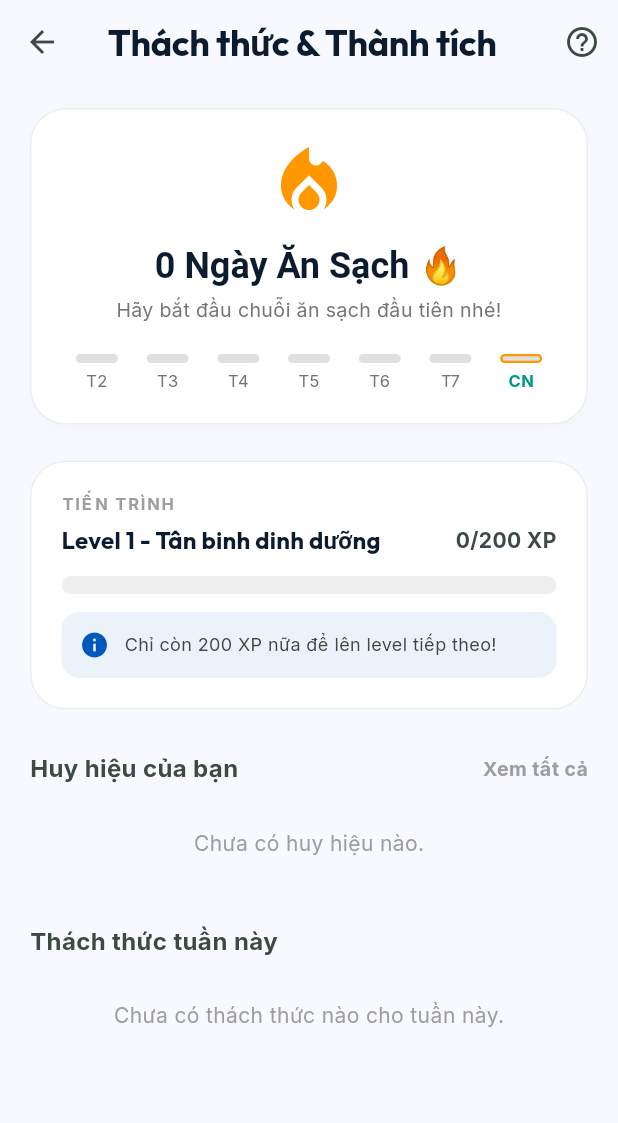
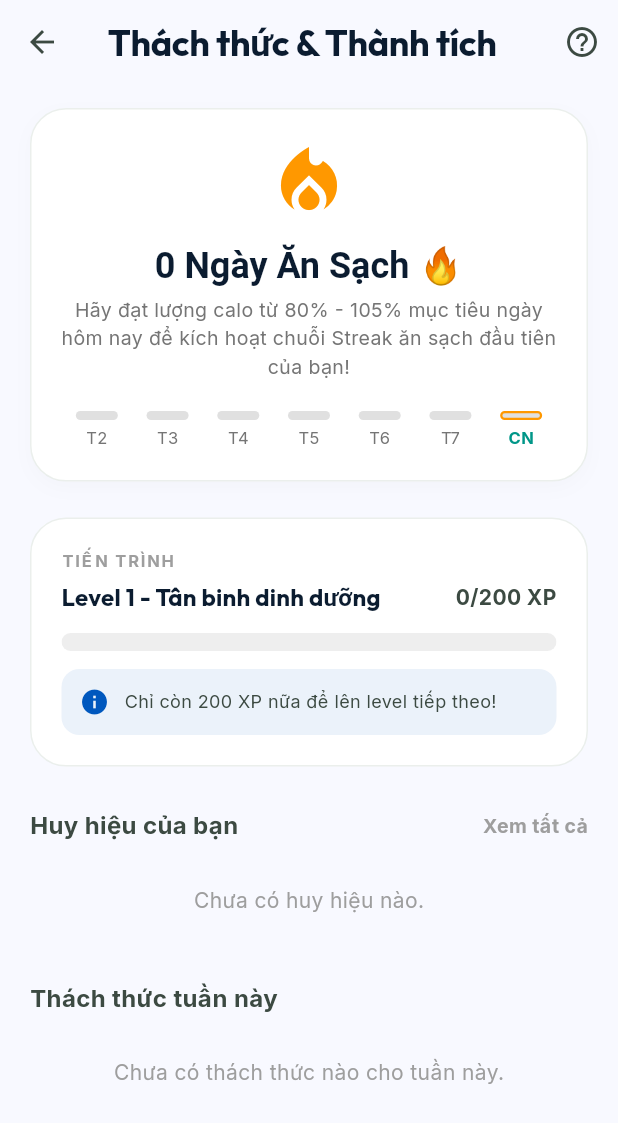
Before and after one commit to tyanzuq2811/SmartBite, a Flutter app: the StatsChallengesScreen screen opened directly, on a phone screen of 412 x 824 dp. Shown: the top 1123 px of the screen. Run offline on Flutter 3.47's test engine with Material 3 defaults, Android fonts, the phone set to English and light mode, and no system bars; our stand-ins replace cloud_firestore, connectivity_plus, equatable, firebase_auth, firebase_core, flutter_bloc and 10 more; missing offline and left inert: google_mlkit_image_labeling, tflite_flutter; accounts and stored records are empty; project files that could hold a hidden picture were left out.

Commit message:
fix: resolve weekly streak calendar day order and improve streak retention sub-message

```diff
--- a/lib/presentation/stats/stats_challenges_screen.dart
+++ b/lib/presentation/stats/stats_challenges_screen.dart
@@ -309,12 +309,17 @@ class _StatsChallengesScreenState extends State<StatsChallengesScreen> {
                   const SizedBox(height: 4),
                   Text(
                     stats.streak > 0
-                        ? (Localizations.localeOf(context).languageCode == 'vi' ? 'Bạn đang có phong độ tuyệt vời! Tiếp tục duy trì nhé.' : 'You are in great shape! Keep it up.')
-                        : (Localizations.localeOf(context).languageCode == 'vi' ? 'Hãy bắt đầu chuỗi ăn sạch đầu tiên nhé!' : 'Let\'s start your first clean eating streak!'),
+                        ? (Localizations.localeOf(context).languageCode == 'vi'
+                            ? '🔥 Bạn đã duy trì chuỗi ${stats.streak} ngày ăn sạch! Hãy tiếp tục nạp calo đạt mục tiêu hôm nay để bảo vệ chuỗi Streak, tránh bị reset sau 48h.'
+                            : '🔥 You have kept a ${stats.streak}-day streak! Eat within 80%-105% of your target today to protect your streak from resetting after 48h.')
+                        : (Localizations.localeOf(context).languageCode == 'vi'
+                            ? 'Hãy đạt lượng calo từ 80% - 105% mục tiêu ngày hôm nay để kích hoạt chuỗi Streak ăn sạch đầu tiên của bạn!'
+                            : 'Reach 80% - 105% of your target calories today to start your first clean eating streak!'),
                     textAlign: TextAlign.center,
                     style: TextStyle(
-                      color: Colors.grey[600],
+                      color: stats.streak > 0 ? Colors.orange[800] : Colors.grey[600],
                       fontSize: 13,
+                      fontWeight: stats.streak > 0 ? FontWeight.w600 : FontWeight.normal,
                     ),
                   ),
                   const SizedBox(height: 20),
@@ -322,9 +327,10 @@ class _StatsChallengesScreenState extends State<StatsChallengesScreen> {
                   // Weekly streak dot tracker
                   Row(
                     mainAxisAlignment: MainAxisAlignment.spaceAround,
-                    children: stats.streakDays.entries.map((entry) {
+                    children: ['T2', 'T3', 'T4', 'T5', 'T6', 'T7', 'CN'].map((dayKey) {
+                      final hasStreak = stats.streakDays[dayKey] ?? false;
                       final isVi = Localizations.localeOf(context).languageCode == 'vi';
-                      var displayDay = entry.key;
+                      var displayDay = dayKey;
                       if (!isVi) {
                         final mapping = {
                           'T2': 'Mon',
@@ -335,12 +341,11 @@ class _StatsChallengesScreenState extends State<StatsChallengesScreen> {
                           'T7': 'Sat',
                           'CN': 'Sun',
                         };
-                        displayDay = mapping[entry.key] ?? entry.key;
+                        displayDay = mapping[dayKey] ?? dayKey;
                       }
-                      final isCurrent =
-                          entry.key == _getCurrentDayLabelViOnly();
+                      final isCurrent = dayKey == _getCurrentDayLabelViOnly();
                       return _buildStreakDot(
-                          displayDay, entry.value, isCurrent: isCurrent);
+                          displayDay, hasStreak, isCurrent: isCurrent);
                     }).toList(),
                   ),
                 ],
```
